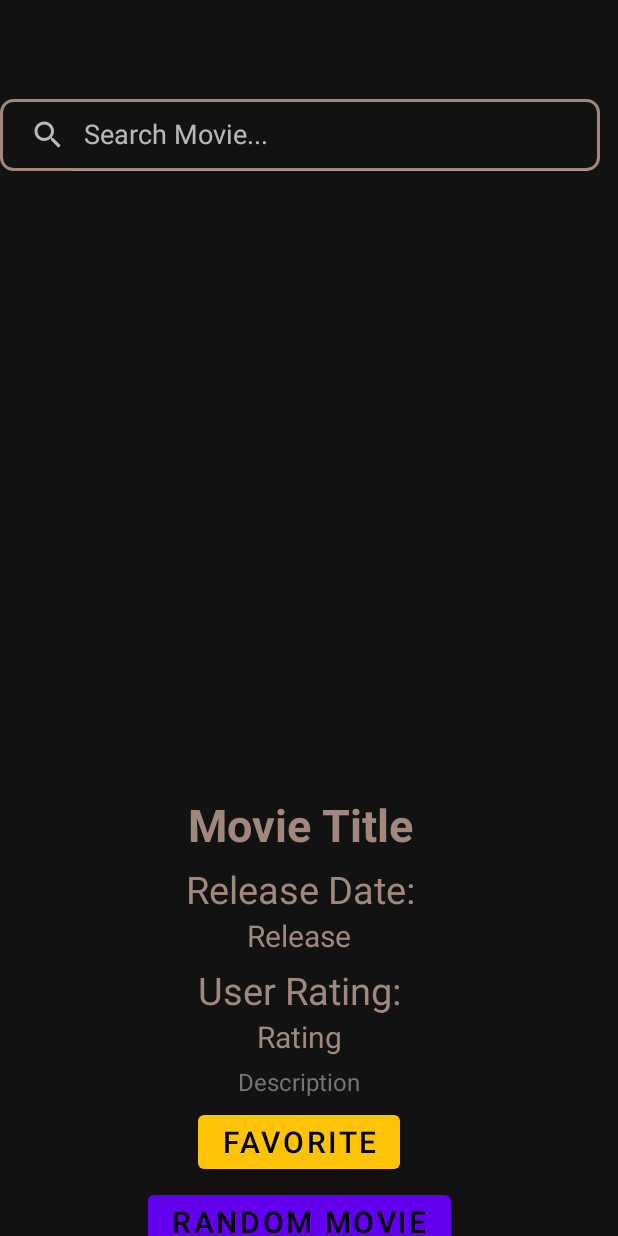
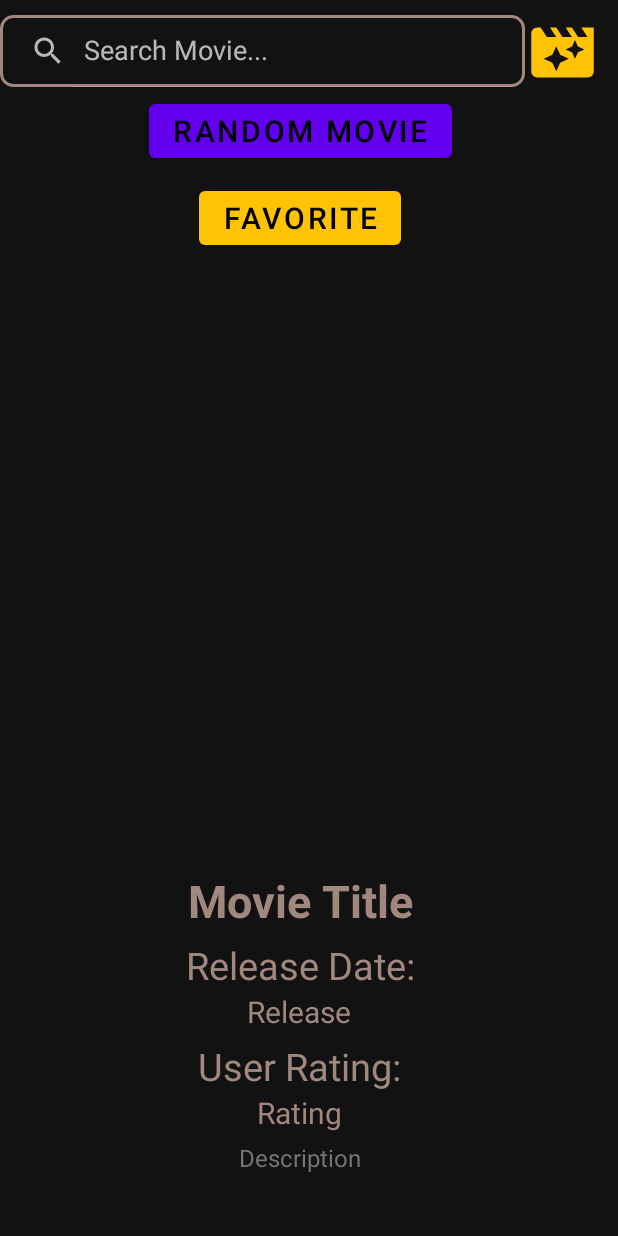
Before and after one commit to tehRyley/CIS240-RyleyGreen, an Android app: the screen it shows after launch (MainActivity), on a phone screen of 412 x 824 dp. Run offline under Robolectric (Android 15) with nearby library versions, the phone set to English and light mode, and no system bars; our stand-ins replace Volley; network calls fail.

Commit message:
Rearrange UI to keep buttons stable Shortened search and added icon for favorites list Clean imports Parse score as double Removed action bar

```diff
--- a/MovieApp/app/src/main/java/com/cis240/movieapp/FavoriteList.java
+++ b/MovieApp/app/src/main/java/com/cis240/movieapp/FavoriteList.java
@@ -1,7 +1,6 @@
 package com.cis240.movieapp;
 
 import androidx.appcompat.app.AppCompatActivity;
-
 import java.util.ArrayList;
 import java.util.List;
 
--- a/MovieApp/app/src/main/java/com/cis240/movieapp/MainActivity.java
+++ b/MovieApp/app/src/main/java/com/cis240/movieapp/MainActivity.java
@@ -2,28 +2,22 @@ package com.cis240.movieapp;
 
 
 import static com.cis240.movieapp.FavoriteList.favorites;
-
 import android.os.Bundle;
 import android.util.Log;
 import android.widget.Button;
 import android.widget.ImageView;
 import android.widget.SearchView;
 import android.widget.TextView;
-
 import androidx.annotation.NonNull;
 import androidx.appcompat.app.AppCompatActivity;
 import androidx.appcompat.app.AppCompatDelegate;
-
 import com.android.volley.Request;
-
 import com.android.volley.RequestQueue;
 import com.android.volley.toolbox.StringRequest;
 import com.android.volley.toolbox.Volley;
-
 import org.json.JSONArray;
 import org.json.JSONException;
 import org.json.JSONObject;
-
 import java.util.Objects;
 import java.util.Random;
 
@@ -56,7 +50,6 @@ public class MainActivity extends AppCompatActivity {
         setContentView(R.layout.activity_main);
         //Set initial night mode
         AppCompatDelegate.setDefaultNightMode(AppCompatDelegate.MODE_NIGHT_YES);
-        getSupportActionBar().setDisplayShowTitleEnabled(false);
         //Set to nodes
         imageView = findViewById(R.id.poster);
         titleView = findViewById(R.id.title);
--- a/MovieApp/app/src/main/java/com/cis240/movieapp/MovieBuilder.java
+++ b/MovieApp/app/src/main/java/com/cis240/movieapp/MovieBuilder.java
@@ -20,7 +20,7 @@ public class MovieBuilder {
             scoreView.setText(notReleased);
             scoreView.setTextColor(Color.WHITE);
         } else {
-            String newScore = score + "/10";
+            String newScore = parseDouble(score) + "/10";
             scoreView.setText(newScore);
             if (parseDouble(score) < 5) {
                 scoreView.setTextColor(Color.RED);
--- a/MovieApp/app/src/main/res/layout/activity_main.xml
+++ b/MovieApp/app/src/main/res/layout/activity_main.xml
@@ -18,11 +18,11 @@
             android:id="@+id/poster"
             android:layout_width="400dp"
             android:layout_height="400dp"
-            android:layout_marginTop="10dp"
+            android:layout_marginTop="5dp"
             app:layout_constraintEnd_toEndOf="parent"
-            app:layout_constraintHorizontal_bias="0.491"
+            app:layout_constraintHorizontal_bias="1.0"
             app:layout_constraintStart_toStartOf="@+id/searchView2"
-            app:layout_constraintTop_toBottomOf="@+id/searchView2"
+            app:layout_constraintTop_toBottomOf="@+id/button"
             tools:ignore="ContentDescription,ImageContrastCheck"
             tools:srcCompat="@tools:sample/avatars" />
 
@@ -95,28 +95,30 @@
             android:layout_width="wrap_content"
             android:layout_height="wrap_content"
             android:layout_marginTop="5dp"
-            android:layout_marginBottom="5dp"
             android:text="@string/random_movie"
             android:textColor="@color/black"
             android:textSize="20sp"
-            app:layout_constraintBottom_toBottomOf="parent"
-            app:layout_constraintEnd_toEndOf="@+id/button"
-            app:layout_constraintHorizontal_bias="0.497"
-            app:layout_constraintStart_toStartOf="@+id/button"
-            app:layout_constraintTop_toBottomOf="@+id/button" />
+            app:layout_constraintEnd_toEndOf="parent"
+            app:layout_constraintStart_toStartOf="parent"
+            app:layout_constraintTop_toBottomOf="@+id/searchView2"
+            tools:ignore="TextContrastCheck" />
 
         <TextView
             android:id="@+id/desc"
             android:layout_width="wrap_content"
             android:layout_height="wrap_content"
             android:layout_marginTop="5dp"
+            android:layout_marginBottom="5dp"
             android:text="@string/description"
             android:textAlignment="center"
             android:textColor="#757575"
             android:textSize="16sp"
+            app:layout_constraintBottom_toBottomOf="parent"
             app:layout_constraintEnd_toEndOf="@+id/rating"
+            app:layout_constraintHorizontal_bias="0.478"
             app:layout_constraintStart_toStartOf="@+id/rating"
-            app:layout_constraintTop_toBottomOf="@+id/rating" />
+            app:layout_constraintTop_toBottomOf="@+id/rating"
+            app:layout_constraintVertical_bias="0.0" />
 
         <SearchView
             android:id="@+id/searchView2"
@@ -126,7 +128,7 @@
             android:background="@drawable/search_bg"
             android:iconifiedByDefault="false"
             android:queryHint="Search Movie..."
-            app:layout_constraintEnd_toEndOf="parent"
+            app:layout_constraintEnd_toStartOf="@+id/favoritesView"
             app:layout_constraintStart_toStartOf="parent"
             app:layout_constraintTop_toTopOf="parent"></SearchView>
 
@@ -134,13 +136,24 @@
             android:id="@+id/button"
             android:layout_width="wrap_content"
             android:layout_height="wrap_content"
-            android:layout_marginTop="5dp"
+            android:layout_marginTop="10dp"
             android:text="@string/favorite"
             android:textSize="20sp"
-            app:layout_constraintEnd_toEndOf="@+id/desc"
-            app:layout_constraintStart_toStartOf="@+id/desc"
-            app:layout_constraintTop_toBottomOf="@+id/desc"
+            app:layout_constraintEnd_toEndOf="parent"
+            app:layout_constraintHorizontal_bias="0.501"
+            app:layout_constraintStart_toStartOf="parent"
+            app:layout_constraintTop_toBottomOf="@+id/movieGen"
             tools:ignore="TextContrastCheck" />
+
+        <ImageView
+            android:id="@+id/favoritesView"
+            android:layout_width="50dp"
+            android:layout_height="50dp"
+            android:layout_marginTop="10dp"
+            app:layout_constraintEnd_toEndOf="parent"
+            app:layout_constraintTop_toTopOf="parent"
+            app:srcCompat="@drawable/favorited_movies"
+            tools:ignore="ContentDescription,ImageContrastCheck" />
 
     </androidx.constraintlayout.widget.ConstraintLayout>
 </ScrollView>
--- a/MovieApp/app/src/main/res/values-night/themes.xml
+++ b/MovieApp/app/src/main/res/values-night/themes.xml
@@ -1,6 +1,6 @@
 <resources xmlns:tools="http://schemas.android.com/tools">
     <!-- Base application theme. -->
-    <style name="Theme.MovieApp" parent="Theme.MaterialComponents.DayNight.DarkActionBar">
+    <style name="Theme.MovieApp" parent="Theme.MaterialComponents.DayNight.NoActionBar">
         <!-- Primary brand color. -->
         <item name="colorPrimary">@color/purple_200</item>
         <item name="colorPrimaryVariant">@color/black</item>
```
